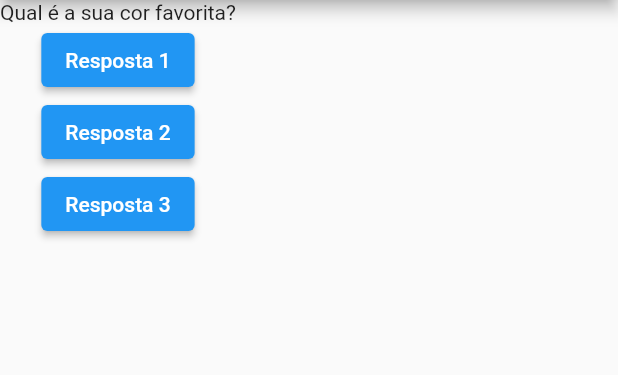
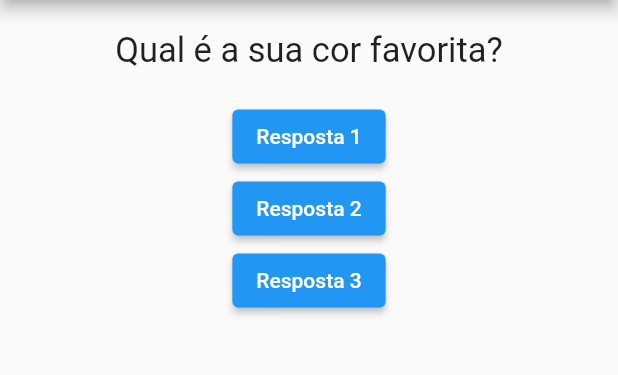
Before and after one commit to adejar12/flutter, a Flutter app: the screen it shows after launch, on a phone screen of 412 x 824 dp, the part 84-459 px from its top. Run offline on Flutter 3.47's test engine with Material 2 defaults, Android fonts, the phone set to English and light mode, and no system bars.

Commit message:
style: estilizando o component

```diff
--- a/projeto_perguntas/lib/questao.dart
+++ b/projeto_perguntas/lib/questao.dart
@@ -9,6 +9,14 @@
 
   @override
   Widget build(BuildContext context) {
-    return Text(texto);
+    return Container(
+      width: double.infinity,
+      margin: EdgeInsets.all(20),
+      child: Text(
+        texto,
+        style: TextStyle(fontSize: 23),
+        textAlign: TextAlign.center,
+      ),
+    );
   }
 }
```
